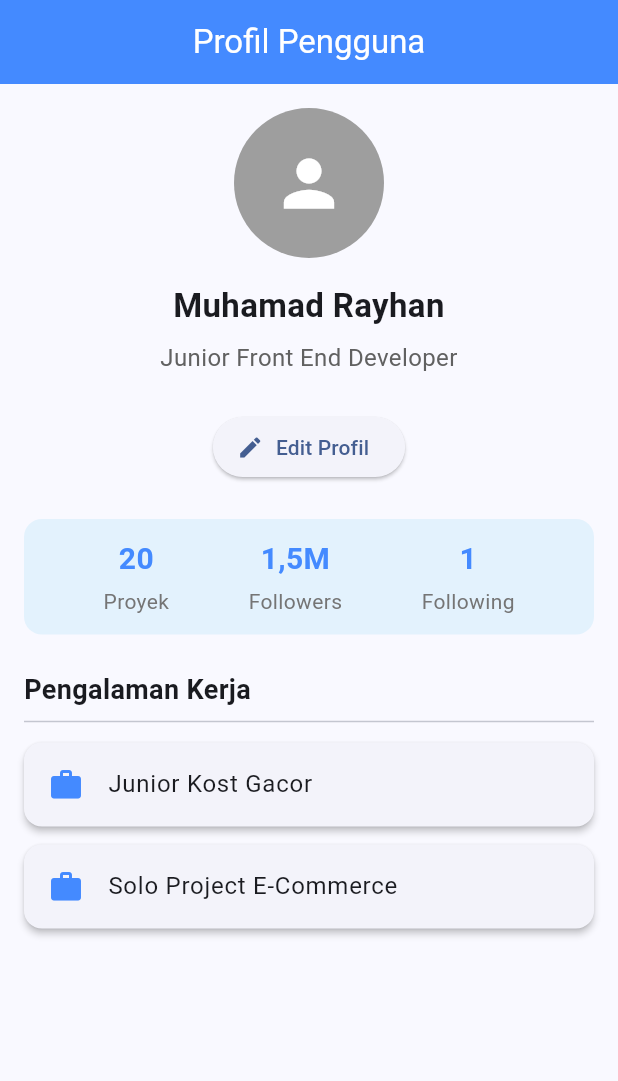
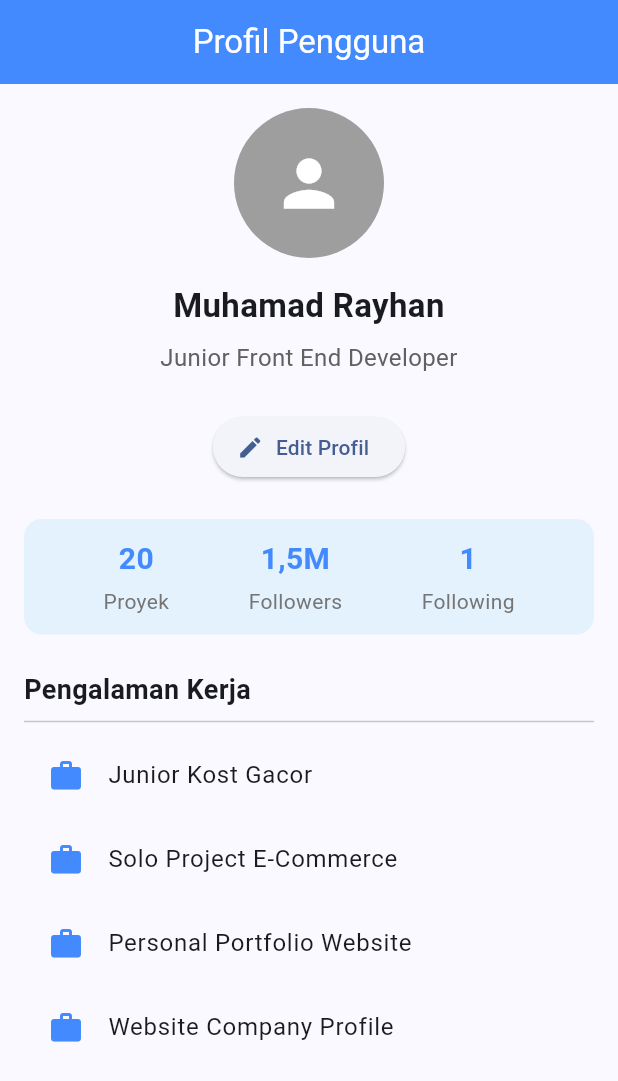
Before and after one commit to rayhan-18/flutter_t5, a Flutter app: the screen it shows after launch, on a phone screen of 412 x 824 dp. Shown: the top 1081 px of the screen. Run offline on Flutter 3.47's test engine with Material 3 defaults, Android fonts, the phone set to English and light mode, and no system bars.

Commit message:
feat: add scrollable experience list using ListView.builder

```diff
--- a/lib/profile_page.dart
+++ b/lib/profile_page.dart
@@ -10,6 +10,8 @@ class ProfilePage extends StatelessWidget {
   final List<String> experiences = [
     'Junior Kost Gacor',
     'Solo Project E-Commerce',
+    'Personal Portfolio Website',
+    'Website Company Profile',
   ];
 
   @override
@@ -98,16 +100,12 @@ class ProfilePage extends StatelessWidget {
               child: ListView.builder(
                 itemCount: experiences.length,
                 itemBuilder: (context, index) {
-                  return Card(
-                    elevation: 2,
-                    margin: const EdgeInsets.symmetric(vertical: 6),
-                    child: ListTile(
-                      leading: const Icon(
-                        Icons.work,
-                        color: Colors.blueAccent,
-                      ),
-                      title: Text(experiences[index]),
+                  return ListTile(
+                    leading: const Icon(
+                      Icons.work,
+                      color: Colors.blueAccent,
                     ),
+                    title: Text(experiences[index]),
                   );
                 },
               ),
```
